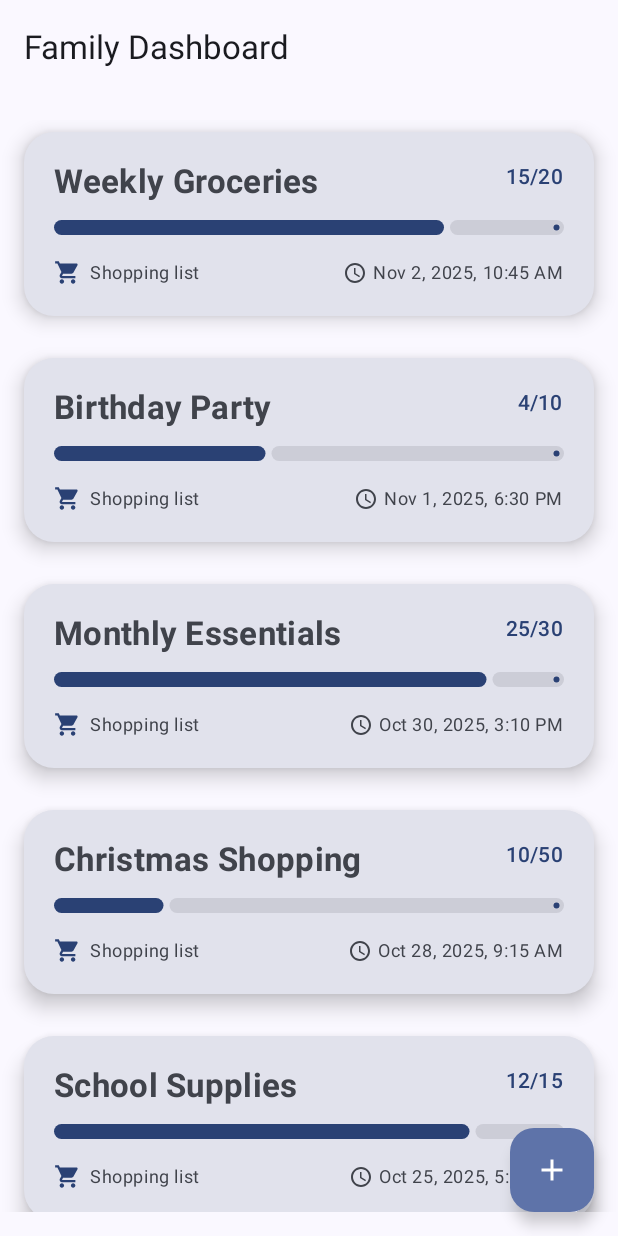
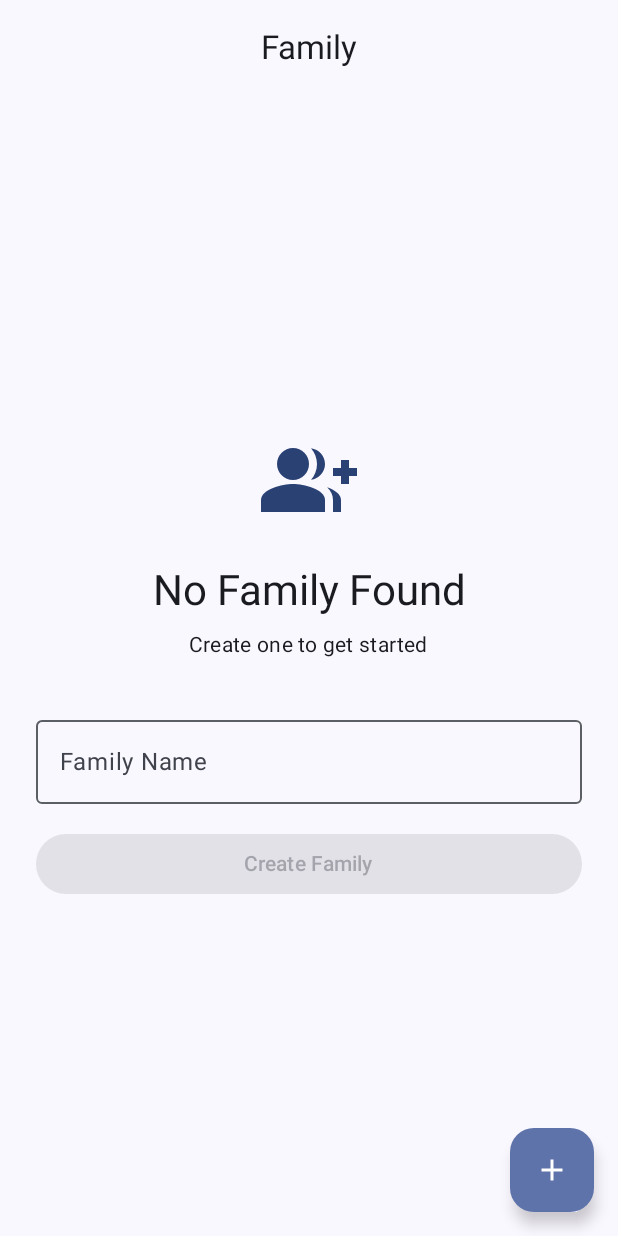
Before and after one commit to NICKMUGO/Duka, an Android app built with Jetpack Compose: the screen it shows after launch (MainActivity), after a tap on "Get Started", on a phone screen of 412 x 824 dp. Run offline under Robolectric (Android 15) with nearby library versions, the phone set to English and light mode, and no system bars.

```diff
--- a/app/build.gradle.kts
+++ b/app/build.gradle.kts
@@ -58,7 +58,7 @@ dependencies {
     implementation(libs.androidx.compose.material3)
     implementation("androidx.navigation:navigation-compose:2.9.5")
     implementation("androidx.compose.material:material-icons-extended:1.6.0")
-    implementation(libs.androidx.ui)
+//    implementation(libs.androidx.ui)
     testImplementation(libs.junit)
     androidTestImplementation(libs.androidx.junit)
     androidTestImplementation(libs.androidx.espresso.core)
--- a/app/src/main/java/com/example/duka/MainActivity.kt
+++ b/app/src/main/java/com/example/duka/MainActivity.kt
@@ -8,9 +8,8 @@ import androidx.compose.foundation.layout.*
 import androidx.compose.material3.MaterialTheme
 import androidx.compose.material3.Surface
 import androidx.compose.ui.Modifier
-import androidx.navigation.NavController
 import com.example.duka.ui.theme.DukaTheme
-import com.example.duka.AppNavigation
+import com.example.duka.ui.family.AppNavigation
 
 class MainActivity : ComponentActivity() {
     override fun onCreate(savedInstanceState: Bundle?) {
--- a/app/src/main/java/com/example/duka/NavController.kt
+++ /dev/null
@@ -1,17 +0,0 @@
-package com.example.duka
-
-import androidx.compose.runtime.Composable
-import androidx.navigation.NavHostController
-import androidx.navigation.compose.NavHost
-import androidx.navigation.compose.composable
-import androidx.navigation.compose.rememberNavController
-
-
-@Composable
-fun AppNavigation() {
-    val navController: NavHostController = rememberNavController()
-    NavHost(navController = navController, startDestination = "home") {
-        composable("home") { WelcomeScreen(navController) }
-        composable("family_dashboard") { FamilyDashboardScreen(navController) }
-    }
-}
--- a/app/src/main/java/com/example/duka/FamilyDashBoardScreen.kt
+++ b/app/src/main/java/com/example/duka/ui/family/FamilyDashBoardScreen.kt
@@ -1,4 +1,4 @@
-package com.example.duka
+package com.example.duka.ui.family
 
 import androidx.compose.foundation.layout.*
 import androidx.compose.foundation.lazy.LazyColumn
@@ -9,7 +9,6 @@ import androidx.compose.material.icons.filled.Add
 import androidx.compose.material3.*
 import androidx.compose.runtime.Composable
 import androidx.compose.ui.Modifier
-import androidx.compose.ui.graphics.Color
 import androidx.compose.ui.text.font.FontWeight
 import androidx.compose.ui.unit.dp
 import androidx.compose.ui.unit.sp
--- a/app/src/main/java/com/example/duka/ui/family/FamilyScreen.kt
+++ b/app/src/main/java/com/example/duka/ui/family/FamilyScreen.kt
@@ -1,43 +1,58 @@
 package com.example.duka.ui.family
 
-
-import androidx.compose.animation.*
+import androidx.compose.animation.AnimatedContent
 import androidx.compose.foundation.clickable
-import androidx.compose.foundation.layout.*
+import androidx.compose.foundation.layout.Arrangement
+import androidx.compose.foundation.layout.Box
+import androidx.compose.foundation.layout.Column
+import androidx.compose.foundation.layout.Row
+import androidx.compose.foundation.layout.Spacer
+import androidx.compose.foundation.layout.fillMaxSize
+import androidx.compose.foundation.layout.fillMaxWidth
+import androidx.compose.foundation.layout.height
+import androidx.compose.foundation.layout.padding
+import androidx.compose.foundation.layout.size
+import androidx.compose.foundation.layout.width
 import androidx.compose.foundation.lazy.LazyColumn
 import androidx.compose.foundation.lazy.items
 import androidx.compose.material.icons.Icons
-import androidx.compose.material.icons.filled.*
-// ADD THESE LINES
+import androidx.compose.material.icons.filled.Add
+import androidx.compose.material.icons.filled.ChevronRight
 import androidx.compose.material.icons.filled.Group
 import androidx.compose.material.icons.filled.GroupAdd
-import androidx.compose.material.icons.filled.ChevronRight
-
-
-
-import androidx.compose.material3.*
-import androidx.compose.runtime.*
+import androidx.compose.material3.AssistChip
+import androidx.compose.material3.Button
+import androidx.compose.material3.Card
+import androidx.compose.material3.CardDefaults
+import androidx.compose.material3.CenterAlignedTopAppBar
+import androidx.compose.material3.CircularProgressIndicator
+import androidx.compose.material3.ExperimentalMaterial3Api
+import androidx.compose.material3.FloatingActionButton
+import androidx.compose.material3.Icon
+import androidx.compose.material3.MaterialTheme
+import androidx.compose.material3.OutlinedTextField
+import androidx.compose.material3.Scaffold
+import androidx.compose.material3.Text
+import androidx.compose.runtime.Composable
 import androidx.compose.runtime.getValue
+import androidx.compose.runtime.mutableStateOf
+import androidx.compose.runtime.remember
 import androidx.compose.runtime.setValue
-import androidx.compose.ui.*
-
+import androidx.compose.ui.Alignment
+import androidx.compose.ui.Modifier
 import androidx.compose.ui.tooling.preview.Preview
 import androidx.compose.ui.unit.dp
-import androidx.lifecycle.viewmodel.compose.viewModel // CHANGED: Added this import
+import androidx.lifecycle.viewmodel.compose.viewModel
+import androidx.navigation.NavController
+import androidx.navigation.compose.rememberNavController
 import com.example.duka.data.model.Family
 import com.example.duka.ui.theme.DukaTheme
-
-
 
 @OptIn(ExperimentalMaterial3Api::class)
 @Composable
 fun FamilyScreen(
-    // CHANGED: Replaced FamilyViewModel() with the viewModel() composable function.
-    // This correctly scopes the ViewModel to the navigation destination,
-    // so it survives recomposition and retains its state.
     viewModel: FamilyViewModel = viewModel(),
-    onNavigateToHome: () -> Unit,
-    onJoinWithCode: () -> Unit
+    navController: NavController
 ) {
     val state by viewModel.uiState
 
@@ -48,8 +63,8 @@ fun FamilyScreen(
             )
         },
         floatingActionButton = {
-            FloatingActionButton(onClick = onJoinWithCode) {
-                Icon(Icons.Default.Add, "Join with Code")
+            FloatingActionButton({}) {
+                Icon(Icons.Default.Add, contentDescription = "Join with Code")
             }
         }
     ) { padding ->
@@ -63,23 +78,28 @@ fun FamilyScreen(
                         CircularProgressIndicator()
                     }
                 }
+
                 is FamilyScreenState.NoFamily -> {
                     CreateFamilyForm(
-                        onCreate = { viewModel.createFamily(it) }
+                        onCreate = { viewModel.createFamily(it) },
+                        navController = navController
                     )
                 }
+
                 is FamilyScreenState.HasFamilies -> {
                     FamilyList(
                         families = screenState.families,
                         onSelect = {
                             viewModel.selectFamily(it)
-                            onNavigateToHome()
-                        }
+                        },
+                        navController = navController
                     )
                 }
+
                 is FamilyScreenState.CreatingFamily -> {
                     CreatingFamilyView(screenState)
                 }
+
                 is FamilyScreenState.Error -> {
                     ErrorView(screenState.message)
                 }
@@ -89,10 +109,9 @@ fun FamilyScreen(
 }
 
 
-// --- NO OTHER CHANGES ARE NEEDED BELOW THIS LINE ---
 
 @Composable
-fun CreateFamilyForm(onCreate: (String) -> Unit) {
+fun CreateFamilyForm(onCreate: (String) -> Unit, navController: NavController) {
     var familyName by remember { mutableStateOf("") }
 
     Column(
@@ -102,7 +121,12 @@ fun CreateFamilyForm(onCreate: (String) -> Unit) {
         verticalArrangement = Arrangement.Center,
         horizontalAlignment = Alignment.CenterHorizontally
     ) {
-        Icon(Icons.Default.GroupAdd, null, modifier = Modifier.size(64.dp), tint = MaterialTheme.colorScheme.primary)
+        Icon(
+            Icons.Default.GroupAdd,
+            contentDescription = null,
+            modifier = Modifier.size(64.dp),
+            tint = MaterialTheme.colorScheme.primary
+        )
         Spacer(Modifier.height(24.dp))
         Text("No Family Found", style = MaterialTheme.typography.headlineMedium)
         Spacer(Modifier.height(8.dp))
@@ -132,16 +156,16 @@ fun CreateFamilyForm(onCreate: (String) -> Unit) {
 }
 
 @Composable
-fun FamilyList(families: List<Family>, onSelect: (Family) -> Unit) {
+fun FamilyList(families: List<Family>, onSelect: (Family) -> Unit, navController: NavController) {
     LazyColumn(modifier = Modifier.fillMaxSize()) {
         items(families) { family ->
-            FamilyCard(family = family, onSelect = onSelect)
+            FamilyCard(family = family, onSelect = onSelect, navController = navController)
         }
     }
 }
 
 @Composable
-fun FamilyCard(family: Family, onSelect: (Family) -> Unit) {
+fun FamilyCard(family: Family, onSelect: (Family) -> Unit, navController: NavController) {
     Card(
         modifier = Modifier
             .fillMaxWidth()
@@ -171,7 +195,7 @@ fun FamilyCard(family: Family, onSelect: (Family) -> Unit) {
                     )
                 }
             }
-            Icon(Icons.Default.ChevronRight, "Select")
+            Icon(Icons.Default.ChevronRight, contentDescription = "Select")
         }
     }
 }
@@ -194,24 +218,29 @@ fun ErrorView(message: String) {
     }
 }
 
+// --- PREVIEWS ---
+
 @Preview(showBackground = true, name = "No Family")
 @Composable
 fun PreviewNoFamily() {
+    val fakeNavController = rememberNavController()
     DukaTheme {
-        CreateFamilyForm(onCreate = {})
+        CreateFamilyForm(onCreate = {}, navController = fakeNavController)
     }
 }
 
 @Preview(showBackground = true, name = "Has Families")
 @Composable
 fun PreviewHasFamilies() {
+    val fakeNavController = rememberNavController()
     DukaTheme {
         FamilyList(
             families = listOf(
-                Family("1", "The Johnsons", 4, true),
+                Family("1", "The Johnson's", 4, true),
                 Family("2", "Weekend Crew", 6, false)
             ),
-            onSelect = {}
+            onSelect = {},
+            navController = fakeNavController
         )
     }
 }
--- /dev/null
+++ b/app/src/main/java/com/example/duka/ui/family/NavController.kt
@@ -0,0 +1,29 @@
+package com.example.duka.ui.family
+
+import androidx.compose.runtime.Composable
+import androidx.navigation.NavHostController
+import androidx.navigation.compose.NavHost
+import androidx.navigation.compose.composable
+import androidx.navigation.compose.rememberNavController
+
+@Composable
+fun AppNavigation() {
+    val navController: NavHostController = rememberNavController()
+
+    NavHost(
+        navController = navController,
+        startDestination = "home"
+    ) {
+        composable("home") {
+            WelcomeScreen(navController = navController)
+        }
+
+        composable("family_dashboard") {
+            FamilyDashboardScreen(navController = navController)
+        }
+
+        composable("create_family") {
+            FamilyScreen(navController = navController)
+        }
+    }
+}
--- a/app/src/main/java/com/example/duka/WelcomeScreen.kt
+++ b/app/src/main/java/com/example/duka/ui/family/WelcomeScreen.kt
@@ -1,31 +1,27 @@
-package com.example.duka
+package com.example.duka.ui.family
+
 
 import androidx.compose.foundation.Image
-import androidx.compose.foundation.layout.Arrangement
-import androidx.compose.foundation.layout.Column
-import androidx.compose.foundation.layout.Spacer
-import androidx.compose.foundation.layout.fillMaxSize
-import androidx.compose.foundation.layout.fillMaxWidth
-import androidx.compose.foundation.layout.height
-import androidx.compose.foundation.layout.padding
-import androidx.compose.foundation.layout.size
+import androidx.compose.foundation.layout.*
 import androidx.compose.foundation.shape.RoundedCornerShape
-import androidx.compose.material3.Button
-import androidx.compose.material3.ButtonDefaults
-import androidx.compose.material3.MaterialTheme
-import androidx.compose.material3.Text
-import androidx.compose.runtime.Composable
-import androidx.compose.ui.Alignment
-import androidx.compose.ui.Modifier
+// ADD THESE LINES
+
+
+import androidx.compose.material3.*
+import androidx.compose.runtime.*
+import androidx.compose.ui.*
 import androidx.compose.ui.res.painterResource
 import androidx.compose.ui.text.font.FontWeight
 import androidx.compose.ui.text.style.TextAlign
+
 import androidx.compose.ui.tooling.preview.Preview
 import androidx.compose.ui.unit.dp
 import androidx.compose.ui.unit.sp
 import androidx.navigation.NavController
+import androidx.navigation.compose.rememberNavController
+import com.example.duka.R
 import com.example.duka.ui.theme.DukaTheme
-import androidx.navigation.compose.rememberNavController
+
 
 @Composable
 fun WelcomeScreen(navController: NavController) {
@@ -37,8 +33,6 @@ fun WelcomeScreen(navController: NavController) {
         horizontalAlignment = Alignment.CenterHorizontally
     ) {
         Spacer(modifier = Modifier.height(40.dp))
-
-        // App Logo (optional)
         Image(
             painter = painterResource(id = R.drawable.duka_background),
             contentDescription = "Duka Logo",
@@ -46,15 +40,14 @@ fun WelcomeScreen(navController: NavController) {
                 .size(500.dp)
         )
 
-        // App Title & Description
         Column(horizontalAlignment = Alignment.CenterHorizontally) {
             Text(
                 text = "Welcome to Duka",
                 style = MaterialTheme.typography.headlineMedium.copy(
-                    fontWeight = FontWeight.Bold,
+                    fontWeight = FontWeight.Companion.Bold,
                     fontSize = 28.sp
                 ),
-                textAlign = TextAlign.Center
+                textAlign = TextAlign.Companion.Center
             )
             Spacer(modifier = Modifier.height(12.dp))
             Text(
@@ -62,13 +55,13 @@ fun WelcomeScreen(navController: NavController) {
                 style = MaterialTheme.typography.bodyMedium.copy(
                     color = MaterialTheme.colorScheme.onBackground.copy(alpha = 0.7f)
                 ),
-                textAlign = TextAlign.Center
+                textAlign = TextAlign.Companion.Center
             )
         }
 
-        // Button
+
         Button(
-            onClick = {navController.navigate("family_dashboard")},
+            onClick = {navController.navigate("create_family")},
             modifier = Modifier
                 .fillMaxWidth()
                 .height(56.dp),
@@ -77,7 +70,7 @@ fun WelcomeScreen(navController: NavController) {
                 containerColor = MaterialTheme.colorScheme.primary
             )
         ) {
-            Text(text = "Get Started", fontSize = 18.sp, fontWeight = FontWeight.SemiBold)
+            Text(text = "Get Started", fontSize = 18.sp, fontWeight = FontWeight.Companion.SemiBold)
         }
     }
 }
```
Also changed, not shown: app/src/main/java/com/example/duka/ui/navigation/NavGraph.kt (deleted, +0 -20 lines).
